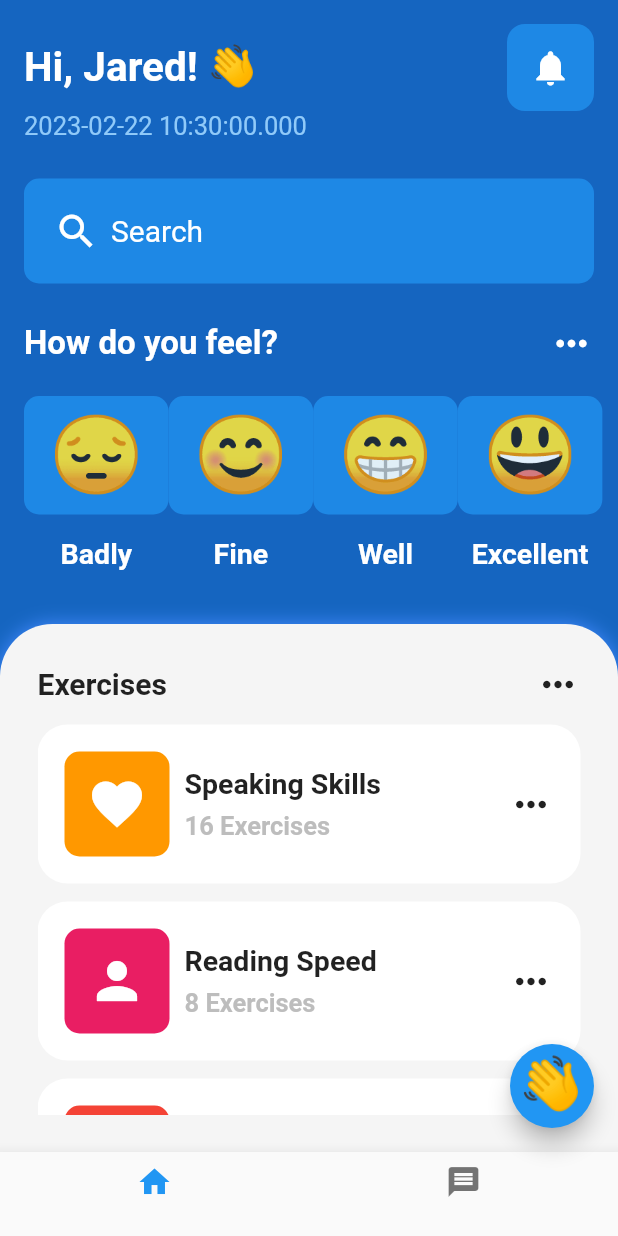
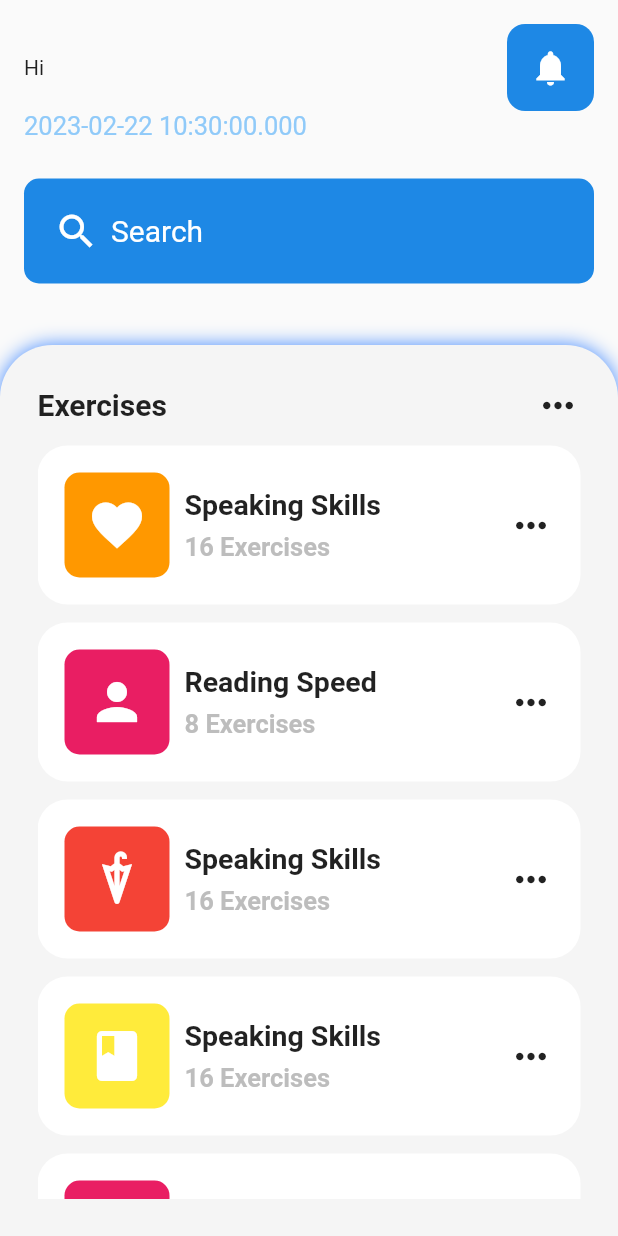
Before and after one commit to jakansha2001/mental_health_app_ui, a Flutter app: the screen it shows after launch, on a phone screen of 412 x 824 dp. Run offline on Flutter 3.47's test engine with Material 2 defaults, Android fonts, the phone set to English and light mode, and no system bars; our stand-ins replace flutter_bloc.

Commit message:
category page ui in progress

```diff
--- /dev/null
+++ b/lib/home/screens/category_page.dart
@@ -0,0 +1,127 @@
+import 'package:flutter/material.dart';
+import 'package:mental_health_app_ui/home/screens/home_page.dart';
+import 'package:mental_health_app_ui/home/widgets/exercise_tile.dart';
+
+class CategoryPage extends StatelessWidget {
+  const CategoryPage({super.key});
+
+  @override
+  Widget build(BuildContext context) {
+    return Scaffold(
+      body: SafeArea(
+          child: Column(
+        children: [
+          Padding(
+            padding: const EdgeInsets.all(
+              16.0,
+            ),
+            child: Column(
+              crossAxisAlignment: CrossAxisAlignment.start,
+              children: const [
+                Greet(),
+                Date(),
+                SizedBox(
+                  height: 25.0,
+                ),
+                SearchField(),
+                SizedBox(
+                  height: 25.0,
+                ),
+              ],
+            ),
+          ),
+          Expanded(
+            child: Container(
+              width: MediaQuery.of(context).size.width,
+              decoration: BoxDecoration(
+                boxShadow: const [
+                  BoxShadow(
+                    color: Colors.blueAccent,
+                    blurRadius: 10,
+                    //offset: Offset.infinite,
+                  ),
+                ],
+                color: Colors.grey.shade100,
+                borderRadius: const BorderRadius.only(
+                  topLeft: Radius.circular(
+                    35.0,
+                  ),
+                  topRight: Radius.circular(
+                    35.0,
+                  ),
+                ),
+              ),
+              child: Padding(
+                padding: const EdgeInsets.all(25.0),
+                child: Column(
+                  crossAxisAlignment: CrossAxisAlignment.start,
+                  children: [
+                    Row(
+                      mainAxisAlignment: MainAxisAlignment.spaceBetween,
+                      children: const [
+                        Text(
+                          'Exercises',
+                          style: TextStyle(
+                            fontSize: 20.0,
+                            fontWeight: FontWeight.bold,
+                          ),
+                        ),
+                        Icon(
+                          Icons.more_horiz,
+                          size: 30,
+                        )
+                      ],
+                    ),
+                    Expanded(
+                      child: ListView(
+                        //how to use ListView.builder in this?
+                        children: const [
+                          ExerciseTile(
+                            exercise: 'Speaking Skills',
+                            subExercise: '16 Exercises',
+                            icon: Icons.favorite,
+                            color: Colors.orange,
+                          ),
+                          ExerciseTile(
+                            exercise: 'Reading Speed',
+                            subExercise: '8 Exercises',
+                            icon: Icons.person,
+                            color: Colors.pink,
+                          ),
+                          ExerciseTile(
+                            exercise: 'Speaking Skills',
+                            subExercise: '16 Exercises',
+                            icon: Icons.umbrella,
+                            color: Colors.red,
+                          ),
+                          ExerciseTile(
+                            exercise: 'Speaking Skills',
+                            subExercise: '16 Exercises',
+                            icon: Icons.book,
+                            color: Colors.yellow,
+                          ),
+                          ExerciseTile(
+                            exercise: 'Speaking Skills',
+                            subExercise: '16 Exercises',
+                            icon: Icons.music_note,
+                            color: Colors.pink,
+                          ),
+                          ExerciseTile(
+                            exercise: 'Speaking Skills',
+                            subExercise: '16 Exercises',
+                            icon: Icons.mobile_friendly,
+                            color: Colors.green,
+                          ),
+                        ],
+                      ),
+                    ),
+                  ],
+                ),
+              ),
+            ),
+          )
+        ],
+      )),
+    );
+  }
+}
--- a/lib/home/screens/home_page.dart
+++ b/lib/home/screens/home_page.dart
@@ -1,12 +1,9 @@
 import 'package:flutter/material.dart';
 import 'package:flutter_bloc/flutter_bloc.dart';
-
 
 import 'package:mental_health_app_ui/home/bloc/home_bloc.dart';
 import 'package:mental_health_app_ui/home/widgets/emoticon_card.dart';
 import 'package:mental_health_app_ui/home/widgets/exercise_tile.dart';
-
-
 
 class HomePage extends StatelessWidget {
   const HomePage({super.key});
@@ -65,82 +62,12 @@ class HomePage extends StatelessWidget {
                 child: Column(
                   crossAxisAlignment: CrossAxisAlignment.start,
                   children: [
-                    Row(
-                      mainAxisAlignment: MainAxisAlignment.spaceBetween,
-                      children: [
-                        BlocBuilder<HomeBloc, HomeState>(
-                          builder: (context, state) {
-                            return Text(
-                              'Hi, Jared! ${state.mood}',
-                              style: const TextStyle(
-                                color: Colors.white,
-                                fontSize: 27.0,
-                                fontWeight: FontWeight.bold,
-                              ),
-                            );
-                          },
-                        ),
-                        Container(
-                          padding: const EdgeInsets.all(
-                            15.0,
-                          ),
-                          decoration: BoxDecoration(
-                              color: Colors.blue[600],
-                              borderRadius: const BorderRadius.all(Radius.circular(
-                                12.0,
-                              ))),
-                          child: const Icon(
-                            Icons.notifications,
-                            size: 28.0,
-                            color: Colors.white,
-                          ),
-                        )
-                      ],
-                    ),
-                    Text(
-                      DateTime.now().toString(),
-                      style: TextStyle(
-                        color: Colors.blue[200],
-                        fontSize: 17.0,
-                        fontWeight: FontWeight.w400,
-                      ),
-                    ),
+                    const Greet(),
+                    const Date(),
                     const SizedBox(
                       height: 25.0,
                     ),
-                    Container(
-                      decoration: BoxDecoration(
-                        borderRadius: const BorderRadius.all(
-                          Radius.circular(
-                            10.0,
-                          ),
-                        ),
-                        color: Colors.blue[600],
-                      ),
-                      padding: const EdgeInsets.all(
-                        20.0,
-                      ),
-                      child: Row(
-                        children: const [
-                          Icon(
-                            Icons.search,
-                            size: 30,
-                            color: Colors.white,
-                          ),
-                          SizedBox(
-                            width: 8,
-                          ),
-                          Text(
-                            'Search',
-                            style: TextStyle(
-                              color: Colors.white,
-                              fontSize: 20.0,
-                              fontWeight: FontWeight.w400,
-                            ),
-                          ),
-                        ],
-                      ),
-                    ),
+                    const SearchField(),
                     const SizedBox(
                       height: 25.0,
                     ),
@@ -289,3 +216,118 @@ class HomePage extends StatelessWidget {
     );
   }
 }
+
+class Date extends StatelessWidget {
+  const Date({
+    super.key,
+  });
+
+  @override
+  Widget build(BuildContext context) {
+    return Text(
+      DateTime.now().toString(),
+      style: TextStyle(
+        color: Colors.blue[200],
+        fontSize: 17.0,
+        fontWeight: FontWeight.w400,
+      ),
+    );
+  }
+}
+
+class Greet extends StatelessWidget {
+  const Greet({
+    super.key,
+  });
+
+  @override
+  Widget build(BuildContext context) {
+    return Row(
+      mainAxisAlignment: MainAxisAlignment.spaceBetween,
+      children: [
+        Text('Hi'),
+        // BlocBuilder<HomeBloc, HomeState>(
+        //   builder: (context, state) {
+        //     return Text(
+        //       'Hi, Jared! ${state.mood}',
+        //       style: const TextStyle(
+        //         color: Colors.white,
+        //         fontSize: 27.0,
+        //         fontWeight: FontWeight.bold,
+        //       ),
+        //     );
+        //   },
+        // ),
+        const NotificationIcon()
+      ],
+    );
+  }
+}
+
+class NotificationIcon extends StatelessWidget {
+  const NotificationIcon({
+    super.key,
+  });
+
+  @override
+  Widget build(BuildContext context) {
+    return Container(
+      padding: const EdgeInsets.all(
+        15.0,
+      ),
+      decoration: BoxDecoration(
+          color: Colors.blue[600],
+          borderRadius: const BorderRadius.all(Radius.circular(
+            12.0,
+          ))),
+      child: const Icon(
+        Icons.notifications,
+        size: 28.0,
+        color: Colors.white,
+      ),
+    );
+  }
+}
+
+class SearchField extends StatelessWidget {
+  const SearchField({
+    super.key,
+  });
+
+  @override
+  Widget build(BuildContext context) {
+    return Container(
+      decoration: BoxDecoration(
+        borderRadius: const BorderRadius.all(
+          Radius.circular(
+            10.0,
+          ),
+        ),
+        color: Colors.blue[600],
+      ),
+      padding: const EdgeInsets.all(
+        20.0,
+      ),
+      child: Row(
+        children: const [
+          Icon(
+            Icons.search,
+            size: 30,
+            color: Colors.white,
+          ),
+          SizedBox(
+            width: 8,
+          ),
+          Text(
+            'Search',
+            style: TextStyle(
+              color: Colors.white,
+              fontSize: 20.0,
+              fontWeight: FontWeight.w400,
+            ),
+          ),
+        ],
+      ),
+    );
+  }
+}
--- a/lib/main.dart
+++ b/lib/main.dart
@@ -1,6 +1,7 @@
 import 'package:flutter/material.dart';
 import 'package:flutter_bloc/flutter_bloc.dart';
 import 'package:mental_health_app_ui/home/bloc/home_bloc.dart';
+import 'package:mental_health_app_ui/home/screens/category_page.dart';
 import 'package:mental_health_app_ui/home/screens/home_page.dart';
 
 void main() {
@@ -14,10 +15,11 @@ class MyApp extends StatelessWidget {
   Widget build(BuildContext context) {
     return MaterialApp(
       debugShowCheckedModeBanner: false,
-      home: BlocProvider(
-        create: (context) => HomeBloc(),
-        child: const HomePage(),
-      ),
+      home: const CategoryPage(),
+      // home: BlocProvider(
+      //   create: (context) => HomeBloc(),
+      //   child: const HomePage(),
+      // ),
     );
   }
 }
```
